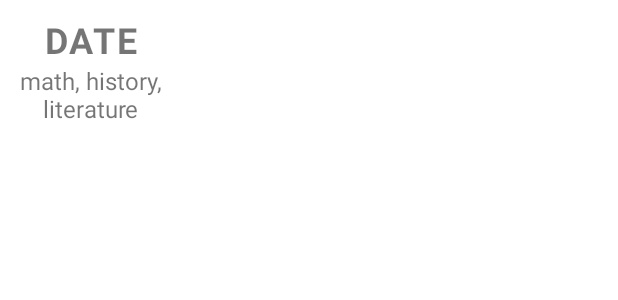
After one commit to Az3r/Android.StudentManager, an Android app: the layout item_schedule_master.xml on its own in the app's theme, with its tools: preview values and no code run, on a phone screen of 412 x 824 dp. The commit adds this screen. Shown: the top 300 px of the screen. Run offline under Robolectric (Android 15) with nearby library versions, the phone set to English and light mode, and no system bars.

Commit message:
+ item_schedule_master.xml: display a list of dates and subjects on that date

```diff
--- /dev/null
+++ b/app/src/main/res/layout/item_schedule_master.xml
@@ -0,0 +1,25 @@
+<?xml version="1.0" encoding="utf-8"?>
+<LinearLayout xmlns:android="http://schemas.android.com/apk/res/android"
+    android:layout_width="120dp"
+    android:layout_height="120dp"
+    android:padding="10dp"
+    android:orientation="vertical">
+
+    <TextView
+        android:id="@+id/schedule_date"
+        android:layout_width="match_parent"
+        android:layout_height="wrap_content"
+        android:letterSpacing="0.05"
+        android:textAlignment="center"
+        android:textAllCaps="true"
+        android:text="date"
+        android:textStyle="bold"
+        android:textSize="24sp" />
+
+    <TextView
+        android:id="@+id/schedule_subject_list"
+        android:layout_width="match_parent"
+        android:layout_height="match_parent"
+        android:textAlignment="center"
+        android:text="math, history, literature"/>
+</LinearLayout>
```
Also changed, not shown: app/src/main/res/layout/fragment_student_schedule.xml (+26 -6 lines), app/src/main/res/layout/item_schedule_date.xml (deleted, +0 -17 lines).
